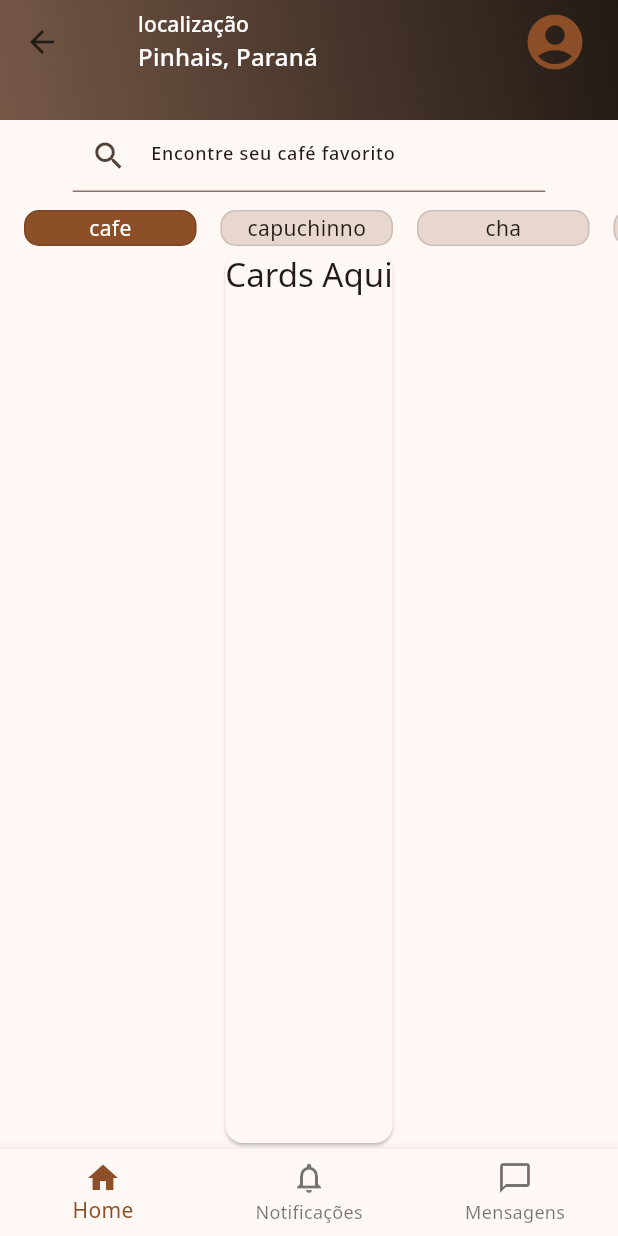
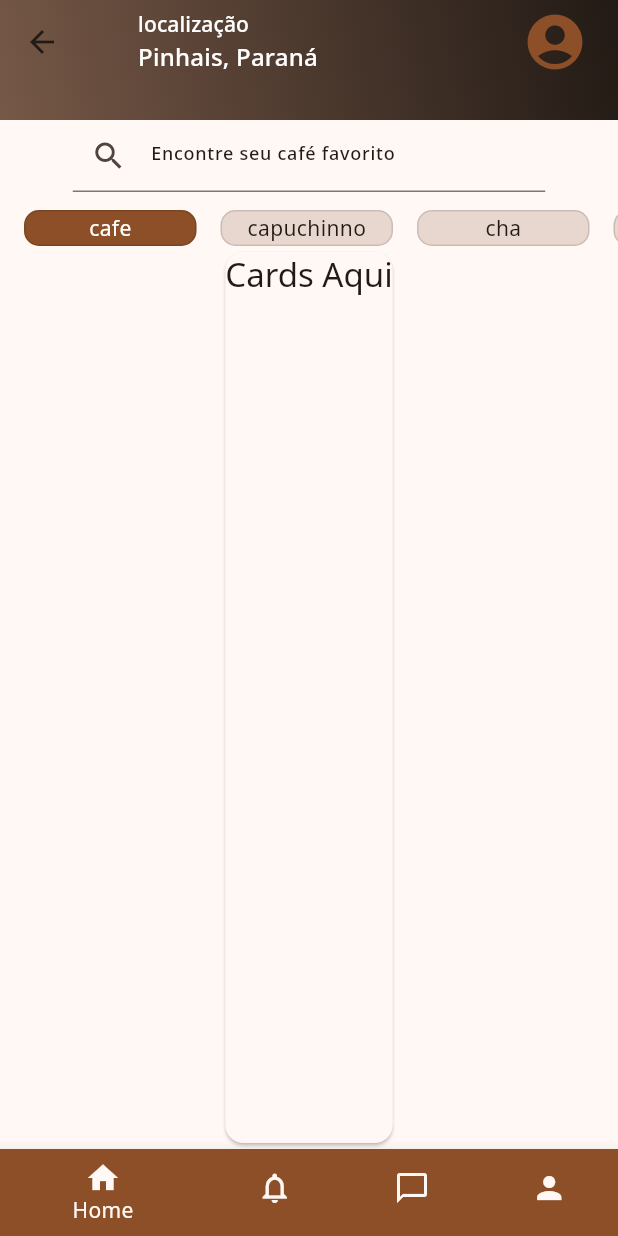
Before and after one commit to andreyrv18/CafePraJa, a Flutter app: the NavigationBottomBar screen opened directly, on a phone screen of 412 x 824 dp. Run offline on Flutter 3.47's test engine with Material 3 defaults, Android fonts, the phone set to English and light mode, and no system bars; our stand-ins replace google_fonts.

Commit message:
add perBot

```diff
--- a/lib/widgets/navigation_bottom_bar.dart
+++ b/lib/widgets/navigation_bottom_bar.dart
@@ -1,4 +1,5 @@
 import 'package:cafe_pra_ja/screens/home.dart';
+import 'package:cafe_pra_ja/screens/perfil.dart';
 import 'package:cafe_pra_ja/widgets/app_bar_widget.dart';
 import 'package:flutter/material.dart';
 
@@ -22,10 +23,12 @@ class _NavigationBottomBarState extends State<NavigationBottomBar> {
       appBar: AppBar(title: const Text("Mensagens")),
       body: const Center(child: Text("Página de Mensagens")),
     ),
+    Scaffold(appBar: AppBar(title: const Text("Perfil")), body: Perfil()),
   ];
 
   @override
   Widget build(BuildContext context) {
+    final ThemeData theme = Theme.of(context);
     return Scaffold(
       body: pages[currentPageIndex],
       bottomNavigationBar: BottomNavigationBar(
@@ -35,11 +38,12 @@ class _NavigationBottomBarState extends State<NavigationBottomBar> {
             currentPageIndex = index;
           });
         },
-        items: const [
+        items: [
           BottomNavigationBarItem(
             icon: Icon(Icons.home_outlined),
             activeIcon: Icon(Icons.home_sharp),
             label: "Home",
+            backgroundColor: theme.colorScheme.primary,
           ),
           BottomNavigationBarItem(
             icon: Icon(Icons.notifications_outlined),
@@ -51,6 +55,11 @@ class _NavigationBottomBarState extends State<NavigationBottomBar> {
             activeIcon: Icon(Icons.messenger_sharp),
             label: "Mensagens",
           ),
+          BottomNavigationBarItem(
+            icon: Icon(Icons.person),
+            activeIcon: Icon(Icons.person_sharp),
+            label: "Perfil",
+          ),
         ],
       ),
     );
```
